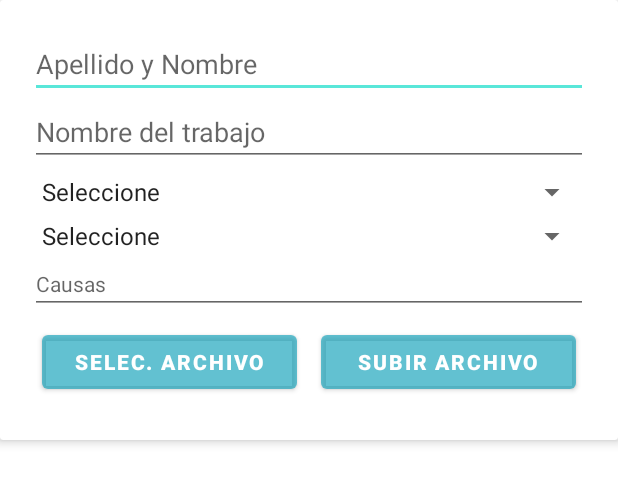
After one commit to exechoko/appTarso, an Android app: the layout agregar_trabajo.xml on its own in the app's theme, with its tools: preview values and no code run, on a phone screen of 412 x 824 dp. The commit adds this screen. Shown: the top 484 px of the screen. Run offline under Robolectric (Android 15) with nearby library versions, the phone set to English and light mode, and no system bars.

Commit message:
custom dialog subirTrabajo

```diff
--- a/app/src/main/java/com/example/tarso/ViewHolder/DocumentosViewHolder.java
+++ b/app/src/main/java/com/example/tarso/ViewHolder/DocumentosViewHolder.java
@@ -13,7 +13,7 @@ import com.example.tarso.R;
 public class DocumentosViewHolder extends RecyclerView.ViewHolder implements View.OnClickListener {
 
     public ImageView doc_imagen, doc_download, doc_compartir;
-    public TextView doc_nombre, doc_materia, doc_fecha;
+    public TextView doc_nombre, doc_materia, doc_fecha, doc_nota, doc_concepto, doc_creador;
 
     private ItemClickListener itemClickListener;
 
@@ -23,6 +23,9 @@ public class DocumentosViewHolder extends RecyclerView.ViewHolder implements Vie
         doc_nombre = (TextView)itemView.findViewById(R.id.doc_nombre);
         doc_materia = (TextView)itemView.findViewById(R.id.doc_materia);
         doc_fecha = (TextView)itemView.findViewById(R.id.doc_fecha);
+        doc_nota = (TextView)itemView.findViewById(R.id.doc_nota);
+        doc_concepto = (TextView)itemView.findViewById(R.id.doc_concepto);
+        doc_creador = (TextView)itemView.findViewById(R.id.doc_creador);
         doc_imagen = (ImageView) itemView.findViewById(R.id.doc_imagen);
         doc_download = (ImageView) itemView.findViewById(R.id.descargar);
         doc_compartir = (ImageView) itemView.findViewById(R.id.compartir);
--- /dev/null
+++ b/app/src/main/res/layout/agregar_trabajo.xml
@@ -0,0 +1,95 @@
+<?xml version="1.0" encoding="utf-8"?>
+<androidx.cardview.widget.CardView xmlns:android="http://schemas.android.com/apk/res/android"
+    xmlns:app="http://schemas.android.com/apk/res-auto"
+    android:orientation="vertical"
+    android:layout_width="match_parent"
+    android:layout_height="wrap_content"
+    app:cardElevation="4dp">
+
+    <LinearLayout
+        android:orientation="vertical"
+        android:layout_margin="20dp"
+        android:layout_width="match_parent"
+        android:layout_height="wrap_content">
+
+        <EditText
+            android:id="@+id/edtNombreCreador"
+            android:layout_width="match_parent"
+            android:layout_height="wrap_content"
+            android:hint="Apellido y Nombre"
+            android:text=""
+            android:textSize="18sp"
+            android:inputType="textMultiLine"/>
+
+        <EditText
+            android:id="@+id/edtNombreTrabajo"
+            android:layout_width="match_parent"
+            android:layout_height="wrap_content"
+            android:hint="Nombre del trabajo"
+            android:text=""
+            android:textSize="18sp"
+            android:inputType="textMultiLine"/>
+
+        <Spinner
+            android:id="@+id/spinMateria"
+            android:layout_width="match_parent"
+            android:layout_height="wrap_content"
+            android:layout_marginTop="5dp"
+            android:entries="@array/Asignaturas"/>
+
+        <Spinner
+            android:id="@+id/spinCurso"
+            android:layout_width="match_parent"
+            android:layout_height="wrap_content"
+            android:layout_marginTop="5dp"
+            android:entries="@array/Cursos"/>
+
+        <EditText
+            android:layout_width="match_parent"
+            android:layout_height="wrap_content"
+            android:id="@+id/edtCausa"
+            android:hint="Causas"
+            android:text=""
+            android:textSize="14sp"
+            android:inputType="textMultiLine"
+            />
+
+        <LinearLayout
+            android:weightSum="2"
+            android:orientation="horizontal"
+            android:layout_width="match_parent"
+            android:layout_height="wrap_content">
+
+            <Button
+                android:id="@+id/btnSelect"
+                android:layout_width="0dp"
+                android:layout_weight="1"
+                android:layout_height="wrap_content"
+                android:layout_marginLeft="8dp"
+                android:layout_marginRight="8dp"
+                android:layout_alignParentBottom="true"
+                android:text="SELEC. ARCHIVO"
+                android:textColor="@android:color/white"
+                android:textStyle="bold"
+                android:layout_margin="8dp"
+                android:shadowColor="@android:color/black"/>
+
+            <Button
+                android:id="@+id/btnUpload"
+                android:layout_width="0dp"
+                android:layout_weight="1"
+                android:layout_height="wrap_content"
+                android:layout_marginLeft="8dp"
+                android:layout_marginRight="8dp"
+                android:layout_alignParentBottom="true"
+                android:text="SUBIR ARCHIVO"
+                android:textColor="@android:color/white"
+                android:textStyle="bold"
+                android:layout_margin="8dp"
+                android:shadowColor="@android:color/black"/>
+
+        </LinearLayout>
+
+    </LinearLayout>
+
+</androidx.cardview.widget.CardView>
```
Also changed, not shown: app/src/main/java/com/example/tarso/MenuEstudiantesActivity.java (+23 -7 lines), app/src/main/res/layout/item_doc.xml (+39 -2 lines).
